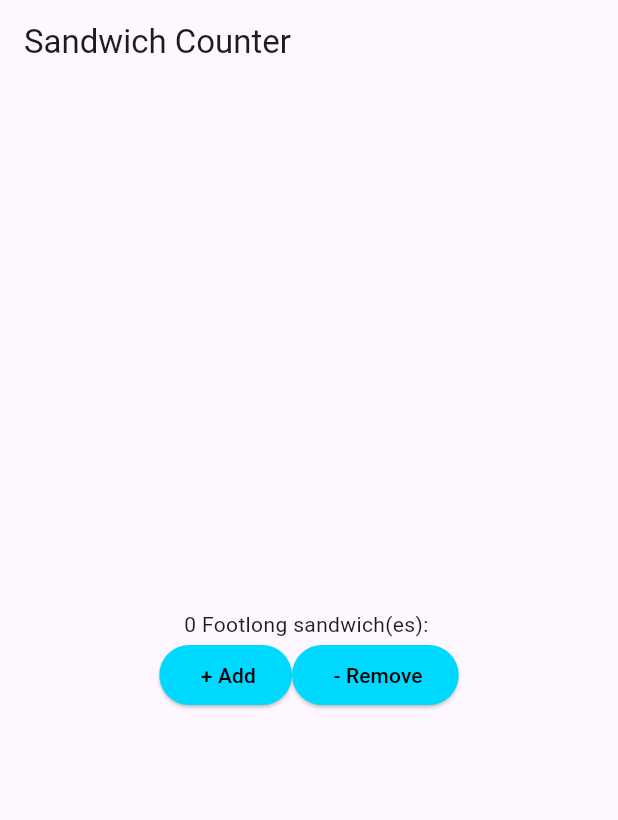
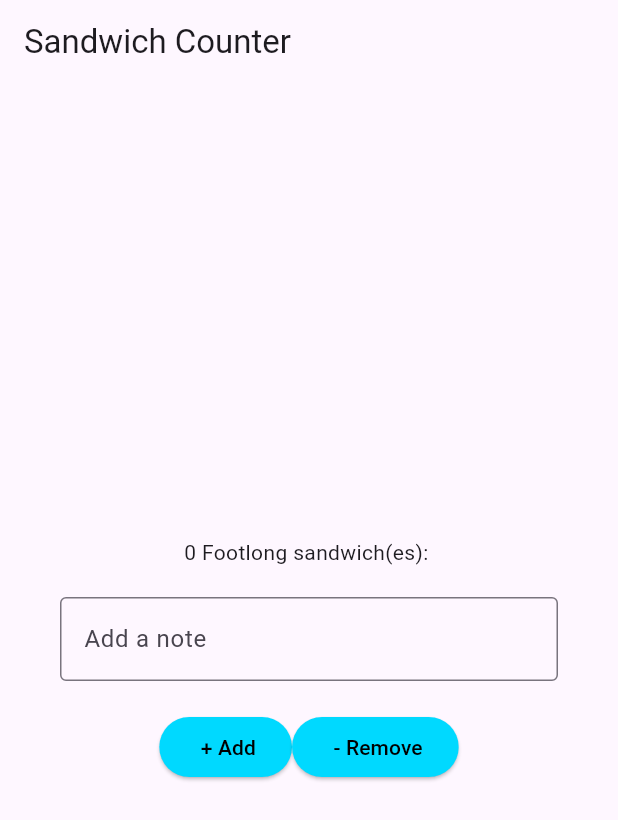
Before and after one commit to WoodhouseA/flutter_application_1, a Flutter app: the screen it shows after launch, on a phone screen of 412 x 824 dp. Shown: the top 820 px of the screen. Run offline on Flutter 3.47's test engine with Material 3 defaults, Android fonts, the phone set to English and light mode, and no system bars.

Commit message:
Add order notes field

```diff
--- a/lib/main.dart
+++ b/lib/main.dart
@@ -29,6 +29,7 @@ class OrderScreen extends StatefulWidget {
 
 class _OrderScreenState extends State<OrderScreen> {
   int _quantity = 0;
+  final _notesController = TextEditingController();
 
   void _increaseQuantity() {
     if (_quantity < widget.maxQuantity) {
@@ -40,6 +41,12 @@ class _OrderScreenState extends State<OrderScreen> {
     if (_quantity > 0) {
       setState(() => _quantity--);
     }
+  }
+
+  @override
+  void dispose() {
+    _notesController.dispose();
+    super.dispose();
   }
 
   @override
@@ -55,6 +62,17 @@ class _OrderScreenState extends State<OrderScreen> {
             OrderItemDisplay(
               _quantity,
               'Footlong',
+            ),
+            Padding(
+              padding: const EdgeInsets.symmetric(horizontal: 40, vertical: 20),
+              child: TextField(
+                controller: _notesController,
+                decoration: const InputDecoration(
+                  border: OutlineInputBorder(),
+                  labelText: 'Add a note',
+                  hintText: 'e.g., no onions, extra pickles',
+                ),
+              ),
             ),
             Row(
               mainAxisAlignment: MainAxisAlignment.center,
```
